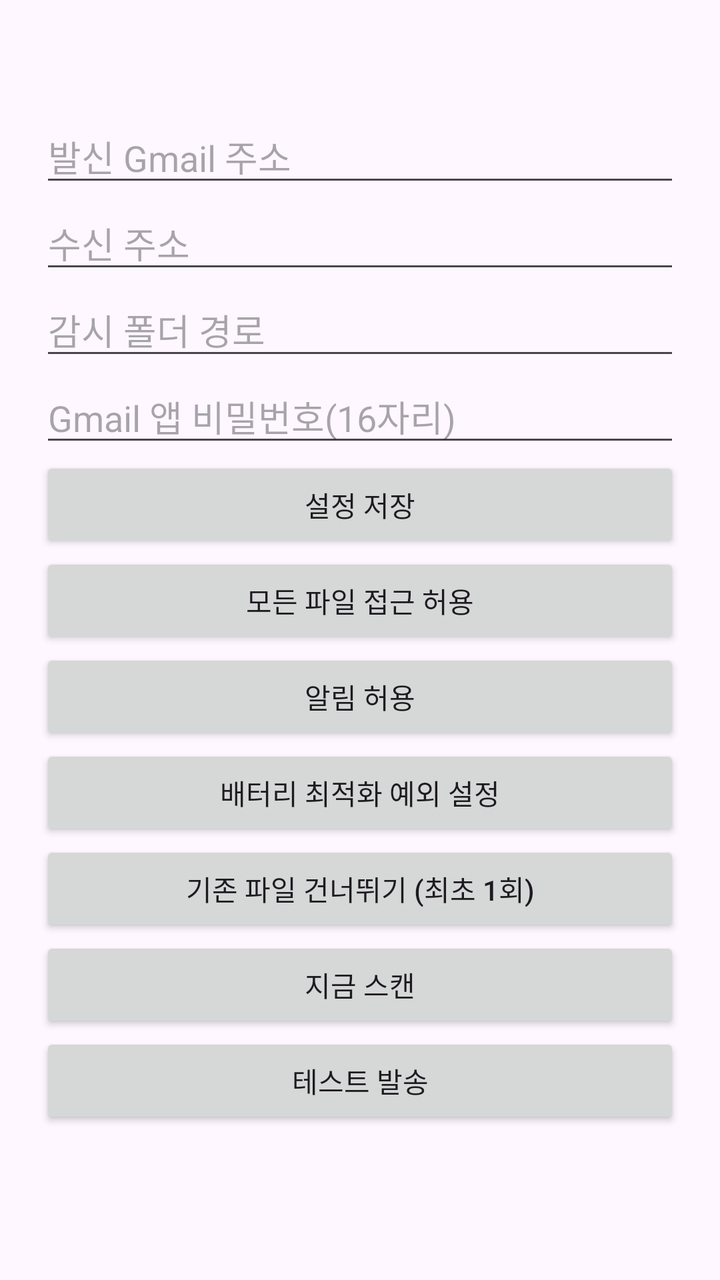
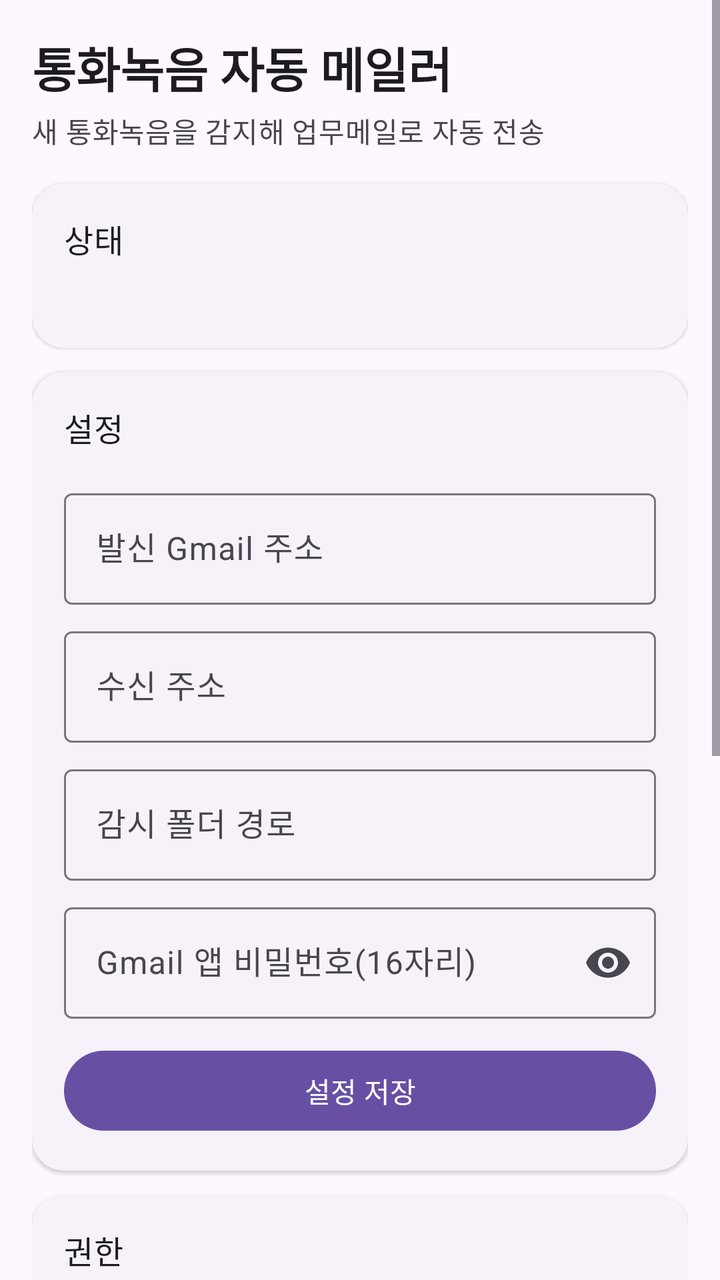

Screens rendered from an Android XML layout before and after an edit, with the pre-edit source and the edit as a unified diff.
<!-- AndroidManifest.xml: application theme Theme.CallRecordingMailer -->
<!-- res/layout/activity_main.xml -->
<?xml version="1.0" encoding="utf-8"?>
<ScrollView xmlns:android="http://schemas.android.com/apk/res/android"
    android:layout_width="match_parent"
    android:layout_height="match_parent">

    <LinearLayout
        android:layout_width="match_parent"
        android:layout_height="wrap_content"
        android:orientation="vertical"
        android:padding="20dp">

        <TextView
            android:id="@+id/status"
            android:layout_width="match_parent"
            android:layout_height="wrap_content"
            android:paddingBottom="16dp"
            android:textSize="14sp" />

        <EditText
            android:id="@+id/fromAddress"
            android:layout_width="match_parent"
            android:layout_height="wrap_content"
            android:hint="발신 Gmail 주소"
            android:inputType="textEmailAddress" />

        <EditText
            android:id="@+id/toAddress"
            android:layout_width="match_parent"
            android:layout_height="wrap_content"
            android:hint="수신 주소"
            android:inputType="textEmailAddress" />

        <EditText
            android:id="@+id/watchDir"
            android:layout_width="match_parent"
            android:layout_height="wrap_content"
            android:hint="감시 폴더 경로"
            android:inputType="textUri" />

        <EditText
            android:id="@+id/appPassword"
            android:layout_width="match_parent"
            android:layout_height="wrap_content"
            android:hint="Gmail 앱 비밀번호(16자리)"
            android:inputType="textPassword" />

        <Button
            android:id="@+id/savePassword"
            android:layout_width="match_parent"
            android:layout_height="wrap_content"
            android:text="설정 저장" />

        <Button
            android:id="@+id/grantAllFiles"
            android:layout_width="match_parent"
            android:layout_height="wrap_content"
            android:text="모든 파일 접근 허용" />

        <Button
            android:id="@+id/grantNotifications"
            android:layout_width="match_parent"
            android:layout_height="wrap_content"
            android:text="알림 허용" />

        <Button
            android:id="@+id/batteryException"
            android:layout_width="match_parent"
            android:layout_height="wrap_content"
            android:text="배터리 최적화 예외 설정" />

        <Button
            android:id="@+id/skipExisting"
            android:layout_width="match_parent"
            android:layout_height="wrap_content"
            android:text="기존 파일 건너뛰기 (최초 1회)" />

        <Button
            android:id="@+id/scanNow"
            android:layout_width="match_parent"
            android:layout_height="wrap_content"
            android:text="지금 스캔" />

        <Button
            android:id="@+id/testSend"
            android:layout_width="match_parent"
            android:layout_height="wrap_content"
            android:text="테스트 발송" />
    </LinearLayout>
</ScrollView>
<!-- resources referenced by this layout -->
<resources>
  <style name="Theme.CallRecordingMailer" parent="Theme.Material3.DayNight.NoActionBar" />
</resources>

<!-- the commit's change to res/layout/activity_main.xml (unified diff, before → after) -->
@@ -1,89 +1,241 @@
 <?xml version="1.0" encoding="utf-8"?>
 <ScrollView xmlns:android="http://schemas.android.com/apk/res/android"
+    xmlns:app="http://schemas.android.com/apk/res-auto"
     android:layout_width="match_parent"
-    android:layout_height="match_parent">
+    android:layout_height="match_parent"
+    android:background="?attr/colorSurface"
+    android:fillViewport="true">
 
     <LinearLayout
         android:layout_width="match_parent"
         android:layout_height="wrap_content"
         android:orientation="vertical"
-        android:padding="20dp">
-
+        android:padding="16dp">
+
+        
         <TextView
-            android:id="@+id/status"
-            android:layout_width="match_parent"
-            android:layout_height="wrap_content"
-            android:paddingBottom="16dp"
-            android:textSize="14sp" />
-
-        <EditText
-            android:id="@+id/fromAddress"
-            android:layout_width="match_parent"
-            android:layout_height="wrap_content"
-            android:hint="발신 Gmail 주소"
-            android:inputType="textEmailAddress" />
-
-        <EditText
-            android:id="@+id/toAddress"
-            android:layout_width="match_parent"
-            android:layout_height="wrap_content"
-            android:hint="수신 주소"
-            android:inputType="textEmailAddress" />
-
-        <EditText
-            android:id="@+id/watchDir"
-            android:layout_width="match_parent"
-            android:layout_height="wrap_content"
-            android:hint="감시 폴더 경로"
-            android:inputType="textUri" />
-
-        <EditText
-            android:id="@+id/appPassword"
-            android:layout_width="match_parent"
-            android:layout_height="wrap_content"
-            android:hint="Gmail 앱 비밀번호(16자리)"
-            android:inputType="textPassword" />
-
-        <Button
-            android:id="@+id/savePassword"
-            android:layout_width="match_parent"
-            android:layout_height="wrap_content"
-            android:text="설정 저장" />
-
-        <Button
-            android:id="@+id/grantAllFiles"
-            android:layout_width="match_parent"
-            android:layout_height="wrap_content"
-            android:text="모든 파일 접근 허용" />
-
-        <Button
-            android:id="@+id/grantNotifications"
-            android:layout_width="match_parent"
-            android:layout_height="wrap_content"
-            android:text="알림 허용" />
-
-        <Button
-            android:id="@+id/batteryException"
-            android:layout_width="match_parent"
-            android:layout_height="wrap_content"
-            android:text="배터리 최적화 예외 설정" />
-
-        <Button
-            android:id="@+id/skipExisting"
-            android:layout_width="match_parent"
-            android:layout_height="wrap_content"
-            android:text="기존 파일 건너뛰기 (최초 1회)" />
-
-        <Button
-            android:id="@+id/scanNow"
-            android:layout_width="match_parent"
-            android:layout_height="wrap_content"
-            android:text="지금 스캔" />
-
-        <Button
-            android:id="@+id/testSend"
-            android:layout_width="match_parent"
-            android:layout_height="wrap_content"
-            android:text="테스트 발송" />
+            android:layout_width="wrap_content"
+            android:layout_height="wrap_content"
+            android:text="통화녹음 자동 메일러"
+            android:textAppearance="?attr/textAppearanceHeadlineSmall"
+            android:textStyle="bold" />
+
+        <TextView
+            android:layout_width="wrap_content"
+            android:layout_height="wrap_content"
+            android:layout_marginTop="4dp"
+            android:text="새 통화녹음을 감지해 업무메일로 자동 전송"
+            android:textAppearance="?attr/textAppearanceBodyMedium"
+            android:textColor="?attr/colorOnSurfaceVariant" />
+
+        
+        <com.google.android.material.card.MaterialCardView
+            style="@style/Widget.Material3.CardView.Elevated"
+            android:layout_width="match_parent"
+            android:layout_height="wrap_content"
+            android:layout_marginTop="16dp"
+            app:cardCornerRadius="16dp">
+
+            <LinearLayout
+                android:layout_width="match_parent"
+                android:layout_height="wrap_content"
+                android:orientation="vertical"
+                android:padding="16dp">
+
+                <TextView
+                    android:layout_width="wrap_content"
+                    android:layout_height="wrap_content"
+                    android:text="상태"
+                    android:textAppearance="?attr/textAppearanceTitleMedium" />
+
+                <TextView
+                    android:id="@+id/status"
+                    android:layout_width="match_parent"
+                    android:layout_height="wrap_content"
+                    android:layout_marginTop="8dp"
+                    android:lineSpacingExtra="4dp"
+                    android:textAppearance="?attr/textAppearanceBodyMedium" />
+            </LinearLayout>
+        </com.google.android.material.card.MaterialCardView>
+
+        
+        <com.google.android.material.card.MaterialCardView
+            style="@style/Widget.Material3.CardView.Elevated"
+            android:layout_width="match_parent"
+            android:layout_height="wrap_content"
+            android:layout_marginTop="12dp"
+            app:cardCornerRadius="16dp">
+
+            <LinearLayout
+                android:layout_width="match_parent"
+                android:layout_height="wrap_content"
+                android:orientation="vertical"
+                android:padding="16dp">
+
+                <TextView
+                    android:layout_width="wrap_content"
+                    android:layout_height="wrap_content"
+                    android:layout_marginBottom="8dp"
+                    android:text="설정"
+                    android:textAppearance="?attr/textAppearanceTitleMedium" />
+
+                <com.google.android.material.textfield.TextInputLayout
+                    style="@style/Widget.Material3.TextInputLayout.OutlinedBox"
+                    android:layout_width="match_parent"
+                    android:layout_height="wrap_content"
+                    android:layout_marginTop="8dp"
+                    android:hint="발신 Gmail 주소">
+
+                    <com.google.android.material.textfield.TextInputEditText
+                        android:id="@+id/fromAddress"
+                        android:layout_width="match_parent"
+                        android:layout_height="wrap_content"
+                        android:inputType="textEmailAddress" />
+                </com.google.android.material.textfield.TextInputLayout>
+
+                <com.google.android.material.textfield.TextInputLayout
+                    style="@style/Widget.Material3.TextInputLayout.OutlinedBox"
+                    android:layout_width="match_parent"
+                    android:layout_height="wrap_content"
+                    android:layout_marginTop="8dp"
+                    android:hint="수신 주소">
+
+                    <com.google.android.material.textfield.TextInputEditText
+                        android:id="@+id/toAddress"
+                        android:layout_width="match_parent"
+                        android:layout_height="wrap_content"
+                        android:inputType="textEmailAddress" />
+                </com.google.android.material.textfield.TextInputLayout>
+
+                <com.google.android.material.textfield.TextInputLayout
+                    style="@style/Widget.Material3.TextInputLayout.OutlinedBox"
+                    android:layout_width="match_parent"
+                    android:layout_height="wrap_content"
+                    android:layout_marginTop="8dp"
+                    android:hint="감시 폴더 경로">
+
+                    <com.google.android.material.textfield.TextInputEditText
+                        android:id="@+id/watchDir"
+                        android:layout_width="match_parent"
+                        android:layout_height="wrap_content"
+                        android:inputType="textUri" />
+                </com.google.android.material.textfield.TextInputLayout>
+
+                <com.google.android.material.textfield.TextInputLayout
+                    style="@style/Widget.Material3.TextInputLayout.OutlinedBox"
+                    android:layout_width="match_parent"
+                    android:layout_height="wrap_content"
+                    android:layout_marginTop="8dp"
+                    android:hint="Gmail 앱 비밀번호(16자리)"
+                    app:endIconMode="password_toggle">
+
+                    <com.google.android.material.textfield.TextInputEditText
+                        android:id="@+id/appPassword"
+                        android:layout_width="match_parent"
+                        android:layout_height="wrap_content"
+                        android:inputType="textPassword" />
+                </com.google.android.material.textfield.TextInputLayout>
+
+                <com.google.android.material.button.MaterialButton
+                    android:id="@+id/savePassword"
+                    android:layout_width="match_parent"
+                    android:layout_height="wrap_content"
+                    android:layout_marginTop="12dp"
+                    android:text="설정 저장" />
+            </LinearLayout>
+        </com.google.android.material.card.MaterialCardView>
+
+        
+        <com.google.android.material.card.MaterialCardView
+            style="@style/Widget.Material3.CardView.Elevated"
+            android:layout_width="match_parent"
+            android:layout_height="wrap_content"
+            android:layout_marginTop="12dp"
+            app:cardCornerRadius="16dp">
+
+            <LinearLayout
+                android:layout_width="match_parent"
+                android:layout_height="wrap_content"
+                android:orientation="vertical"
+                android:padding="16dp">
+
+                <TextView
+                    android:layout_width="wrap_content"
+                    android:layout_height="wrap_content"
+                    android:text="권한"
+                    android:textAppearance="?attr/textAppearanceTitleMedium" />
+
+                <com.google.android.material.button.MaterialButton
+                    android:id="@+id/grantAllFiles"
+                    style="@style/Widget.Material3.Button.TonalButton"
+                    android:layout_width="match_parent"
+                    android:layout_height="wrap_content"
+                    android:layout_marginTop="8dp"
+                    android:text="모든 파일 접근 허용" />
+
+                <com.google.android.material.button.MaterialButton
+                    android:id="@+id/grantNotifications"
+                    style="@style/Widget.Material3.Button.TonalButton"
+                    android:layout_width="match_parent"
+                    android:layout_height="wrap_content"
+                    android:layout_marginTop="8dp"
+                    android:text="알림 허용" />
+
+                <com.google.android.material.button.MaterialButton
+                    android:id="@+id/batteryException"
+                    style="@style/Widget.Material3.Button.TonalButton"
+                    android:layout_width="match_parent"
+                    android:layout_height="wrap_content"
+                    android:layout_marginTop="8dp"
+                    android:text="배터리 최적화 예외" />
+            </LinearLayout>
+        </com.google.android.material.card.MaterialCardView>
+
+        
+        <com.google.android.material.card.MaterialCardView
+            style="@style/Widget.Material3.CardView.Elevated"
+            android:layout_width="match_parent"
+            android:layout_height="wrap_content"
+            android:layout_marginTop="12dp"
+            android:layout_marginBottom="16dp"
+            app:cardCornerRadius="16dp">
+
+            <LinearLayout
+                android:layout_width="match_parent"
+                android:layout_height="wrap_content"
+                android:orientation="vertical"
+                android:padding="16dp">
+
+                <TextView
+                    android:layout_width="wrap_content"
+                    android:layout_height="wrap_content"
+                    android:text="동작"
+                    android:textAppearance="?attr/textAppearanceTitleMedium" />
+
+                <com.google.android.material.button.MaterialButton
+                    android:id="@+id/testSend"
+                    style="@style/Widget.Material3.Button.OutlinedButton"
+                    android:layout_width="match_parent"
+                    android:layout_height="wrap_content"
+                    android:layout_marginTop="8dp"
+                    android:text="테스트 발송" />
+
+                <com.google.android.material.button.MaterialButton
+                    android:id="@+id/skipExisting"
+                    style="@style/Widget.Material3.Button.OutlinedButton"
+                    android:layout_width="match_parent"
+                    android:layout_height="wrap_content"
+                    android:layout_marginTop="8dp"
+                    android:text="기존 파일 건너뛰기 (최초 1회)" />
+
+                <com.google.android.material.button.MaterialButton
+                    android:id="@+id/scanNow"
+                    style="@style/Widget.Material3.Button.TextButton"
+                    android:layout_width="match_parent"
+                    android:layout_height="wrap_content"
+                    android:layout_marginTop="4dp"
+                    android:text="지금 스캔" />
+            </LinearLayout>
+        </com.google.android.material.card.MaterialCardView>
     </LinearLayout>
 </ScrollView>
